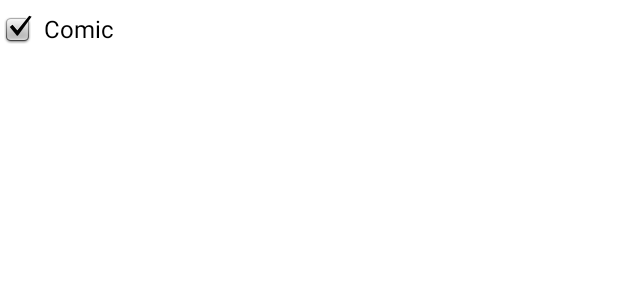
After one commit to davidmf8/MarvelTest, an Android app: the layout row_character_detail_comic.xml on its own in the app's theme, with its tools: preview values and no code run, on a phone screen of 412 x 824 dp. The commit adds this screen. Shown: the top 300 px of the screen. Run offline under Robolectric (Android 15) with nearby library versions, the phone set to English and light mode, and no system bars.

Commit message:
Add comic list to detail character

```diff
--- a/app/src/main/java/com/marvel/test/extension/ViewExtension.kt
+++ b/app/src/main/java/com/marvel/test/extension/ViewExtension.kt
@@ -7,6 +7,7 @@ import android.text.TextUtils
 import android.view.animation.AnimationUtils
 import android.view.animation.LayoutAnimationController
 import android.widget.ImageView
+import androidx.fragment.app.Fragment
 import androidx.recyclerview.widget.GridLayoutManager
 import androidx.recyclerview.widget.RecyclerView
 import com.bumptech.glide.Glide
@@ -15,10 +16,20 @@ import com.marvel.test.R
 fun Activity.configRecyclerViewAsGrid(recyclerView: RecyclerView, numColumns: Int) {
     val layoutManager = GridLayoutManager(this, numColumns)
     recyclerView.layoutManager = layoutManager
-    // Animation
     val animation: LayoutAnimationController =
         AnimationUtils.loadLayoutAnimation(
             applicationContext,
+            R.anim.recycler_animation_fall_down
+        )
+    recyclerView.layoutAnimation = animation
+}
+
+fun Fragment.configRecyclerViewAsGrid(recyclerView: RecyclerView, numColumns: Int) {
+    val layoutManager = GridLayoutManager(context, numColumns)
+    recyclerView.layoutManager = layoutManager
+    val animation: LayoutAnimationController =
+        AnimationUtils.loadLayoutAnimation(
+            context,
             R.anim.recycler_animation_fall_down
         )
     recyclerView.layoutAnimation = animation
--- a/app/src/main/java/com/marvel/test/ui/characterDetail/CharacterDetailFragment.kt
+++ b/app/src/main/java/com/marvel/test/ui/characterDetail/CharacterDetailFragment.kt
@@ -9,8 +9,10 @@ import com.marvel.test.R
 import com.marvel.test.base.BaseFragment
 import com.marvel.test.bo.CharacterDetailBO
 import com.marvel.test.databinding.FragmentCharacterDetailBinding
+import com.marvel.test.extension.configRecyclerViewAsGrid
 import com.marvel.test.extension.loadRemoteImage
 import com.marvel.test.extension.openInternalUrl
+import com.marvel.test.extension.recyclerViewSlideFromRightAnimation
 
 class CharacterDetailFragment: BaseFragment() {
     companion object {
@@ -58,6 +60,10 @@ class CharacterDetailFragment: BaseFragment() {
         } else {
             binding.cvCharacterDetailUrl.visibility = View.GONE
         }
+
+        binding.rvComics.adapter = ComicAdapter(characterDetailBO.comicsList)
+        configRecyclerViewAsGrid(binding.rvComics, 3)
+        binding.rvComics.recyclerViewSlideFromRightAnimation(requireContext())
     }
 
     override fun getViewName(): String = getString(R.string.character_detail_screen_view)
--- /dev/null
+++ b/app/src/main/java/com/marvel/test/ui/characterDetail/ComicAdapter.kt
@@ -0,0 +1,42 @@
+package com.marvel.test.ui.characterDetail
+
+import android.view.LayoutInflater
+import android.view.ViewGroup
+import androidx.recyclerview.widget.RecyclerView
+import com.marvel.test.databinding.RowCharacterDetailComicBinding
+
+class ComicAdapter(private val comicList: List<String>) :
+    RecyclerView.Adapter<RecyclerView.ViewHolder>() {
+
+
+    private lateinit var binding: RowCharacterDetailComicBinding
+
+    override fun onCreateViewHolder(parent: ViewGroup, viewType: Int): RecyclerView.ViewHolder {
+        binding = RowCharacterDetailComicBinding.inflate(
+            LayoutInflater.from(parent.context),
+            parent,
+            false
+        )
+        return CharacterViewHolder(
+            binding
+        )
+    }
+
+    override fun getItemCount(): Int {
+        return comicList.size
+    }
+
+    override fun onBindViewHolder(holder: RecyclerView.ViewHolder, position: Int) {
+        (holder as CharacterViewHolder).bind(
+            comicList[position]
+        )
+    }
+
+    inner class CharacterViewHolder(private val itemBinding: RowCharacterDetailComicBinding) :
+        RecyclerView.ViewHolder(itemBinding.root) {
+
+        fun bind(comic: String) {
+            itemBinding.tvComicTitle.text = comic
+        }
+    }
+}
--- a/app/src/main/res/layout/fragment_character_detail.xml
+++ b/app/src/main/res/layout/fragment_character_detail.xml
@@ -58,6 +58,7 @@
             android:id="@+id/rv_comics"
             android:layout_width="match_parent"
             android:layout_height="wrap_content"
+            android:nestedScrollingEnabled="false"
             android:layout_marginTop="@dimen/dimen_16dp"/>
 
         <com.google.android.material.card.MaterialCardView
--- /dev/null
+++ b/app/src/main/res/layout/row_character_detail_comic.xml
@@ -0,0 +1,28 @@
+<?xml version="1.0" encoding="utf-8"?>
+<LinearLayout xmlns:android="http://schemas.android.com/apk/res/android"
+    xmlns:tools="http://schemas.android.com/tools"
+    android:orientation="horizontal"
+    android:layout_width="match_parent"
+    android:layout_height="match_parent"
+    android:layout_marginTop="@dimen/dimen_8dp"
+    android:layout_marginStart="@dimen/dimen_2dp"
+    android:layout_marginEnd="@dimen/dimen_8dp"
+    android:layout_marginBottom="@dimen/dimen_2dp"
+    tools:ignore="UseCompoundDrawables">
+
+    <ImageView
+        android:layout_width="wrap_content"
+        android:layout_height="wrap_content"
+        android:src="@android:drawable/checkbox_on_background"
+        android:layout_marginTop="@dimen/dimen_2dp"
+        android:contentDescription="@null" />
+
+    <TextView
+        android:id="@+id/tv_comic_title"
+        style="@style/TextViewBlack16"
+        android:layout_width="wrap_content"
+        android:layout_height="wrap_content"
+        android:layout_marginStart="8dp"
+        tools:text="Comic" />
+
+</LinearLayout>
```
